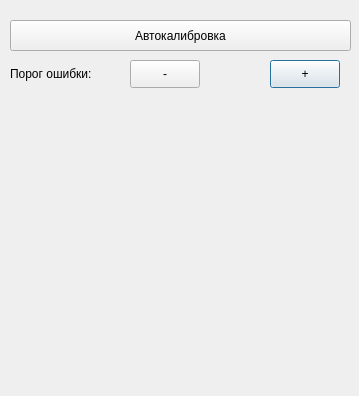
EPC-MSU/EPLab, file gui/settings.ui: the form before one commit.
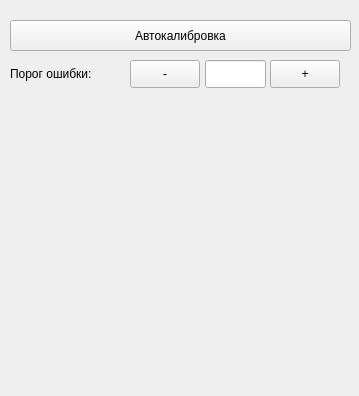
The form after the commit.

Commit message: added lineedit instead label

```diff
--- a/gui/settings.ui
+++ b/gui/settings.ui
@@ -47,6 +47,12 @@
    <property name="text">
     <string>+</string>
    </property>
+   <property name="autoDefault">
+    <bool>false</bool>
+   </property>
+   <property name="default">
+    <bool>false</bool>
+   </property>
   </widget>
   <widget class="QPushButton" name="score_treshold_button_minus">
    <property name="geometry">
@@ -66,6 +72,9 @@
    <property name="text">
     <string>-</string>
    </property>
+   <property name="autoDefault">
+    <bool>false</bool>
+   </property>
   </widget>
   <widget class="QPushButton" name="auto_calibration_push_button">
    <property name="geometry">
@@ -79,19 +88,19 @@
    <property name="text">
     <string>Автокалибровка</string>
    </property>
+   <property name="autoDefault">
+    <bool>false</bool>
+   </property>
   </widget>
-  <widget class="QLabel" name="score_treshold_value_label">
+  <widget class="QLineEdit" name="score_treshold_value_lineEdit">
    <property name="geometry">
     <rect>
-     <x>210</x>
+     <x>205</x>
      <y>60</y>
-     <width>50</width>
+     <width>61</width>
      <height>28</height>
     </rect>
    </property>
-   <property name="text">
-    <string/>
-   </property>
   </widget>
  </widget>
  <layoutdefault spacing="6" margin="11"/>
```
The commit also changes 2 other files.
